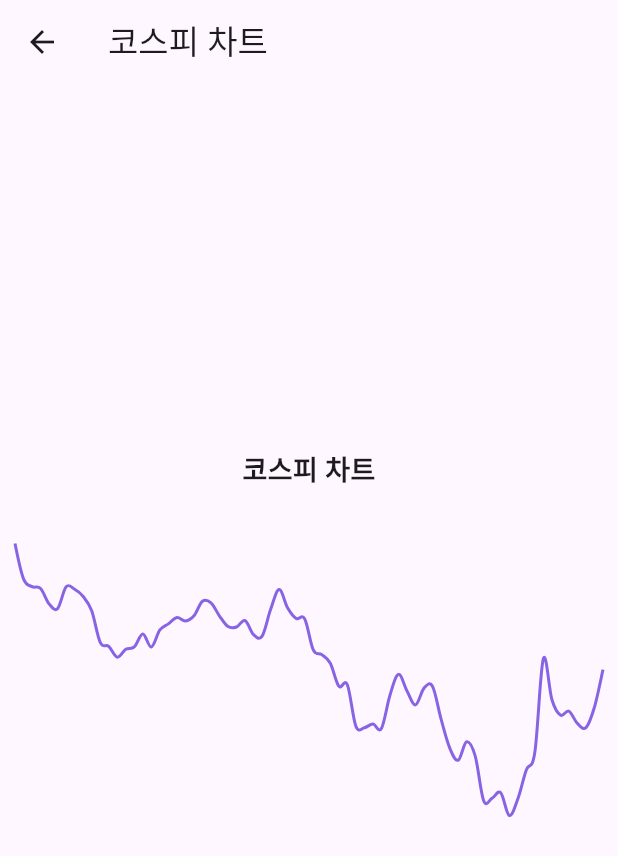
After one commit to ShinhansecMobile/Shinhansec-Intern-App, a Flutter app: the KospiModal screen opened directly, on a phone screen of 412 x 824 dp. The commit adds this screen. Shown: the top 856 px of the screen. Run offline on Flutter 3.47's test engine with Material 2 defaults, Android fonts, the phone set to English and light mode, and no system bars; drawn by our look-alikes of fl_chart.

Commit message:
[ADD] modal chart

```diff
--- a/lib/chart/kospi_mini_chart.dart
+++ b/lib/chart/kospi_mini_chart.dart
@@ -64,7 +64,15 @@ class KOSPIChart extends StatelessWidget {
     ChartData('2023/10/31', 2277.99),
     ChartData('2023/11/01', 2301.56),
     ChartData('2023/11/02', 2343.12),
-    ChartData('2023/11/03', 2368.34)
+    ChartData('2023/11/03', 2368.34),
+    ChartData('2023/11/06', 2502.32),
+    ChartData('2023/11/07', 2443.96),
+    ChartData('2023/11/08', 2421.61),
+    ChartData('2023/11/09', 2427.08),
+    ChartData('2023/11/10', 2409.66),
+    ChartData('2023/11/13', 2403.73),
+    ChartData('2023/11/14', 2433.25),
+    ChartData('2023/11/15', 2486.67),
   ];
 
   @override
--- /dev/null
+++ b/lib/chart/modal_chart.dart
@@ -0,0 +1,78 @@
+import 'package:flutter/material.dart';
+import 'package:h_stock/chart/kospi_mini_chart.dart';
+import 'package:h_stock/chart/kosdaq_mini_chart.dart';
+
+
+class KospiModal extends StatelessWidget {
+  @override
+  Widget build(BuildContext context) {
+    return Scaffold(
+      appBar: AppBar(
+        title: Text('코스피 차트'),
+      ),
+      body: Center(
+        child: Container(
+          height: 300,
+          width: MediaQuery.of(context).size.width,
+          //color: Colors.yellow, // 전체 컨테이너에 노란색 배경 적용
+          child: Column(
+            mainAxisAlignment: MainAxisAlignment.center,
+            children: [
+              Container(
+                // margin: EdgeInsets.fromLTRB(50, 20, 0, 0),
+                //color: Colors.red, // 텍스트 컨테이너에 빨간색 배경 적용
+                padding: const EdgeInsets.all(10),
+                child: Text(
+                  '코스피 차트',
+                  style: TextStyle(fontSize: 18, fontWeight: FontWeight.bold),
+                ),
+              ),
+              //SizedBox(width: 10), // 빨간색 박스와 파란색 박스 사이에 간격을 줄 수 있습니다.
+              Expanded(
+                child: Padding(
+                  padding: const EdgeInsets.all(10),
+                  child: KOSPIChart(),
+                ),
+              ),
+            ],
+          ),
+        ),
+      ),
+    );
+  }
+}
+
+
+
+class KosdaqModal extends StatelessWidget {
+  @override
+  Widget build(BuildContext context) {
+    return Scaffold(
+      appBar: AppBar(
+        title: Text('코스닥 차트'),
+      ),
+      body: Center(
+        child: Container(
+          height: 300,
+          width: MediaQuery.of(context).size.width,
+          child: Column(
+            //crossAxisAlignment: CrossAxisAlignment.start,
+            mainAxisAlignment: MainAxisAlignment.center,
+            children: [
+              Text(
+                '코스닥 차트',
+                style: TextStyle(fontSize: 18, fontWeight: FontWeight.bold),
+              ),
+              Expanded(
+                child: Padding(
+                  padding: const EdgeInsets.all(10),
+                  child: KOSDAQChart(),
+                ),
+              ),
+            ],
+          ),
+        ),
+      ),
+    );
+  }
+}
```
Also changed, not shown: lib/chart/kosdaq_mini_chart.dart (+9 -1 lines), lib/widgets/kospi_kosdaq.dart (+21 -11 lines).
